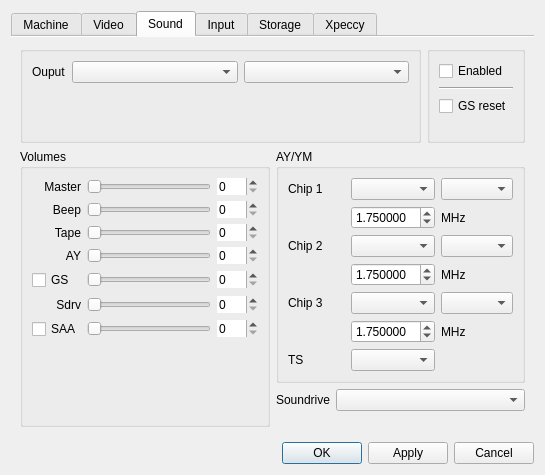
The window that ui/setupwin.ui (samstyle/Xpeccy) describes before a commit, drawn with Qt 5.
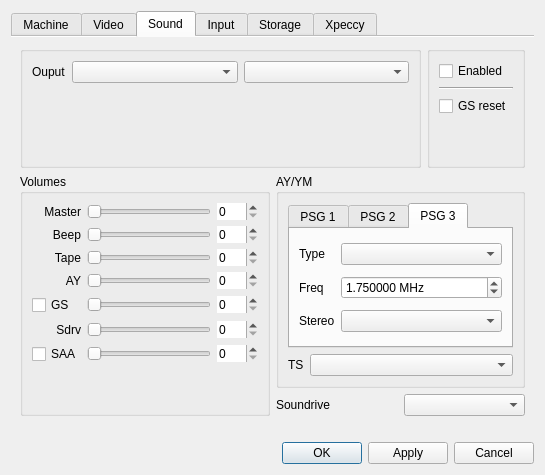
The same window after the commit. The open tabs and pages were chosen to show the change. Icons and pictures are not drawn. Custom widgets are drawn as their Qt base class.

Commit message: build 20210125 + Improve sprite scanner - maximum width is 256 bytes

What changed in the file:
```diff
--- a/ui/setupwin.ui
+++ b/ui/setupwin.ui
@@ -1099,56 +1099,83 @@
                </property>
                <layout class="QVBoxLayout" name="verticalLayout_9">
                 <item>
-                 <layout class="QGridLayout" name="gridLayout_13">
-                  <item row="2" column="0">
-                   <widget class="QLabel" name="label_16">
-                    <property name="text">
-                     <string>Chip 2</string>
-                    </property>
-                   </widget>
-                  </item>
-                  <item row="4" column="1">
-                   <widget class="QComboBox" name="schip3box"/>
-                  </item>
-                  <item row="4" column="0">
-                   <widget class="QLabel" name="label_53">
-                    <property name="text">
-                     <string>Chip 3</string>
-                    </property>
-                   </widget>
-                  </item>
+                 <widget class="QTabWidget" name="tabWidget_4">
+                  <property name="currentIndex">
+                   <number>0</number>
+                  </property>
+                  <widget class="QWidget" name="tab_14">
+                   <attribute name="title">
+                    <string>PSG 1</string>
+                   </attribute>
+                   <layout class="QGridLayout" name="gridLayout_13" columnstretch="0,10">
                   <item row="0" column="0">
                    <widget class="QLabel" name="label_15">
                     <property name="text">
-                     <string>Chip 1</string>
+                       <string>Type</string>
                     </property>
                    </widget>
                   </item>
-                  <item row="0" column="1">
-                   <widget class="QComboBox" name="schip1box"/>
-                  </item>
-                  <item row="4" column="2">
-                   <widget class="QComboBox" name="stereo3box"/>
-                  </item>
-                  <item row="0" column="2">
+                    <item row="1" column="1">
+                     <widget class="QDoubleSpinBox" name="chip1freq">
+                      <property name="suffix">
+                       <string> MHz</string>
+                      </property>
+                      <property name="decimals">
+                       <number>6</number>
+                      </property>
+                      <property name="maximum">
+                       <double>10.000000000000000</double>
+                      </property>
+                      <property name="value">
+                       <double>1.750000000000000</double>
+                      </property>
+                     </widget>
+                    </item>
+                    <item row="2" column="1">
                    <widget class="QComboBox" name="stereo1box"/>
                   </item>
-                  <item row="3" column="2">
-                   <widget class="QLabel" name="label_52">
+                    <item row="0" column="1">
+                     <widget class="QComboBox" name="schip1box"/>
+                    </item>
+                    <item row="2" column="0">
+                     <widget class="QLabel" name="label_16">
                     <property name="text">
-                     <string>MHz</string>
+                       <string>Stereo</string>
                     </property>
                    </widget>
                   </item>
-                  <item row="1" column="2">
+                    <item row="1" column="0">
                    <widget class="QLabel" name="label_51">
                     <property name="text">
-                     <string>MHz</string>
+                       <string>Freq</string>
                     </property>
                    </widget>
                   </item>
-                  <item row="3" column="1">
+                   </layout>
+                  </widget>
+                  <widget class="QWidget" name="tab_15">
+                   <attribute name="title">
+                    <string>PSG 2</string>
+                   </attribute>
+                   <layout class="QGridLayout" name="gridLayout_17" columnstretch="0,10,0">
+                    <item row="2" column="1">
+                     <widget class="QComboBox" name="stereo2box"/>
+                    </item>
+                    <item row="0" column="0">
+                     <widget class="QLabel" name="label_52">
+                      <property name="text">
+                       <string>Type</string>
+                      </property>
+                     </widget>
+                    </item>
+                    <item row="0" column="1">
+                     <widget class="QComboBox" name="schip2box"/>
+                    </item>
+                    <item row="1" column="1">
                    <widget class="QDoubleSpinBox" name="chip2freq">
+                      <property name="suffix">
+                       <string> MHz</string>
+                      </property>
                     <property name="decimals">
                      <number>6</number>
                     </property>
@@ -1160,87 +1187,105 @@
                     </property>
                    </widget>
                   </item>
-                  <item row="6" column="1">
-                   <widget class="QComboBox" name="tsbox"/>
-                  </item>
-                  <item row="6" column="0">
+                    <item row="1" column="0">
+                     <widget class="QLabel" name="label_53">
+                      <property name="text">
+                       <string>Freq</string>
+                      </property>
+                     </widget>
+                    </item>
+                    <item row="2" column="0">
+                     <widget class="QLabel" name="label_54">
+                      <property name="text">
+                       <string>Stereo</string>
+                      </property>
+                     </widget>
+                    </item>
+                   </layout>
+                  </widget>
+                  <widget class="QWidget" name="tab_16">
+                   <attribute name="title">
+                    <string>PSG 3</string>
+                   </attribute>
+                   <layout class="QGridLayout" name="gridLayout_18" columnstretch="0,10,0">
+                    <item row="0" column="1">
+                     <widget class="QComboBox" name="schip3box"/>
+                    </item>
+                    <item row="2" column="1">
+                     <widget class="QDoubleSpinBox" name="chip3freq">
+                      <property name="suffix">
+                       <string> MHz</string>
+                      </property>
+                      <property name="decimals">
+                       <number>6</number>
+                      </property>
+                      <property name="maximum">
+                       <double>10.000000000000000</double>
+                      </property>
+                      <property name="value">
+                       <double>1.750000000000000</double>
+                      </property>
+                     </widget>
+                    </item>
+                    <item row="0" column="0">
+                     <widget class="QLabel" name="label_55">
+                      <property name="text">
+                       <string>Type</string>
+                      </property>
+                     </widget>
+                    </item>
+                    <item row="2" column="0">
+                     <widget class="QLabel" name="label_56">
+                      <property name="text">
+                       <string>Freq</string>
+                      </property>
+                     </widget>
+                    </item>
+                    <item row="3" column="1">
+                     <widget class="QComboBox" name="stereo3box"/>
+                    </item>
+                    <item row="3" column="0">
+                     <widget class="QLabel" name="label_57">
+                      <property name="text">
+                       <string>Stereo</string>
+                      </property>
+                     </widget>
+                    </item>
+                   </layout>
+                  </widget>
+                 </widget>
+                </item>
+                <item>
+                 <layout class="QHBoxLayout" name="horizontalLayout_33" stretch="0,10">
+                  <item>
                    <widget class="QLabel" name="label_25">
                     <property name="text">
                      <string>TS</string>
                     </property>
                    </widget>
                   </item>
-                  <item row="2" column="1">
-                   <widget class="QComboBox" name="schip2box"/>
+                  <item>
+                   <widget class="QComboBox" name="tsbox"/>
                   </item>
-                  <item row="1" column="1">
-                   <widget class="QDoubleSpinBox" name="chip1freq">
-                    <property name="decimals">
-                     <number>6</number>
-                    </property>
-                    <property name="maximum">
-                     <double>10.000000000000000</double>
-                    </property>
-                    <property name="value">
-                     <double>1.750000000000000</double>
-                    </property>
-                   </widget>
-                  </item>
-                  <item row="2" column="2">
-                   <widget class="QComboBox" name="stereo2box"/>
-                  </item>
-                  <item row="5" column="1">
-                   <widget class="QDoubleSpinBox" name="chip3freq">
-                    <property name="decimals">
-                     <number>6</number>
-                    </property>
-                    <property name="maximum">
-                     <double>10.000000000000000</double>
-                    </property>
-                    <property name="value">
-                     <double>1.750000000000000</double>
-                    </property>
-                   </widget>
-                  </item>
-                  <item row="5" column="2">
-                   <widget class="QLabel" name="label_54">
-                    <property name="text">
-                     <string>MHz</string>
-                    </property>
-                   </widget>
-                  </item>
                  </layout>
                 </item>
                </layout>
               </widget>
              </item>
              <item>
-              <layout class="QGridLayout" name="gridLayout_12" columnstretch="0,10">
-               <item row="0" column="0">
+              <layout class="QGridLayout" name="gridLayout_12">
+               <item row="2" column="0">
                 <widget class="QLabel" name="label_41">
                  <property name="text">
                   <string>Soundrive</string>
                  </property>
                 </widget>
                </item>
-               <item row="0" column="1">
+               <item row="2" column="1">
                 <widget class="QComboBox" name="sdrvBox"/>
                </item>
               </layout>
              </item>
-             <item>
-              <spacer name="verticalSpacer_2">
-               <property name="orientation">
-                <enum>Qt::Vertical</enum>
-               </property>
-               <property name="sizeHint" stdset="0">
-                <size>
-                 <width>20</width>
-                 <height>40</height>
-                </size>
-               </property>
-              </spacer>
-             </item>
             </layout>
            </item>
           </layout>
```
Lines whose indentation alone changed are shown as unchanged. The commit also changes 13 other files.
